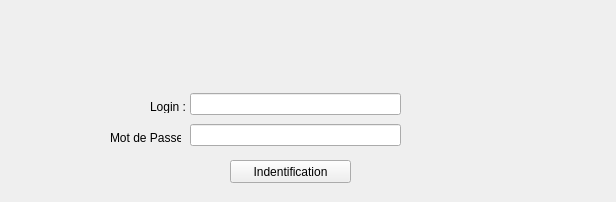
Before: the Qt Designer form Identification.ui in aliounedia/Identification, drawn with Qt 5.
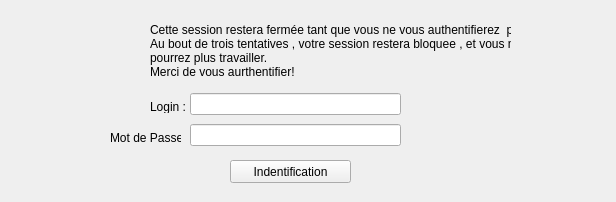
After: the same form once the commit is applied.

The edit to the form file:
```diff
--- a/Identification.ui
+++ b/Identification.ui
@@ -86,6 +86,22 @@
     <string>Mot de Passe:</string>
    </property>
   </widget>
+  <widget class="QLabel" name="label_3">
+   <property name="geometry">
+    <rect>
+     <x>150</x>
+     <y>20</y>
+     <width>361</width>
+     <height>61</height>
+    </rect>
+   </property>
+   <property name="text">
+    <string>Cette session restera fermée tant que vous ne vous authentifierez  pas.
+Au bout de trois tentatives , votre session restera bloquee , et vous ne 
+pourrez plus travailler.
+Merci de vous aurthentifier!</string>
+   </property>
+  </widget>
  </widget>
  <resources/>
  <connections/>
```
Left out of the diff: 2 changed lines with no effect on the pictures.
